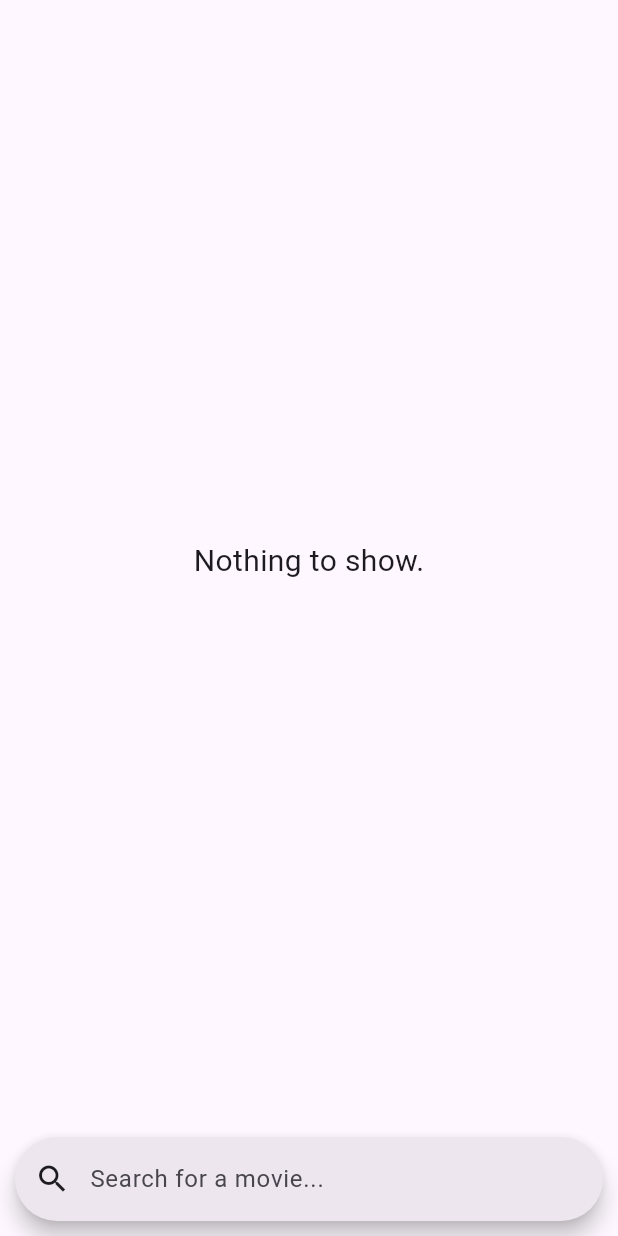
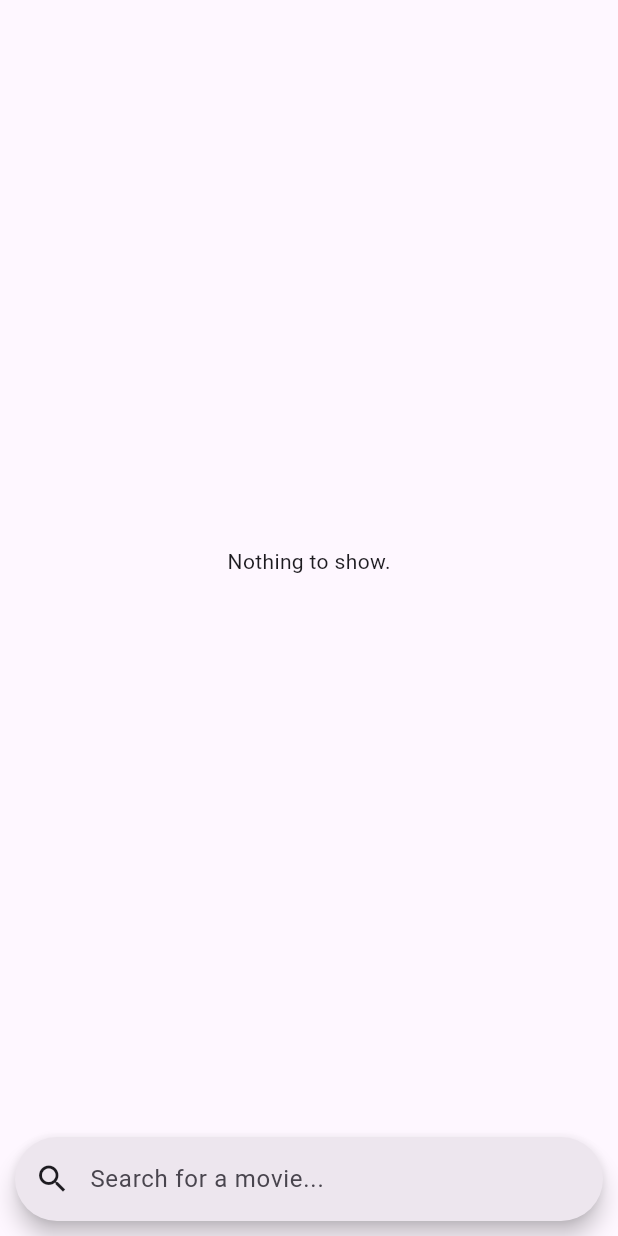
Before and after one commit to JahdahThelen/meticulo, a Flutter app: the screen it shows after launch, on a phone screen of 412 x 824 dp. Run offline on Flutter 3.47's test engine with Material 3 defaults, Android fonts, the phone set to English and light mode, and no system bars; our stand-ins replace dio.

Commit message:
widget refactor

```diff
--- a/lib/api/imdb_api_client.dart
+++ b/lib/api/imdb_api_client.dart
@@ -16,7 +16,7 @@ class ImdbApiClient implements ApiClient {
           .get('http://www.omdbapi.com/?i=tt3896198&apikey=186be766&s=$title');
 
       return _parseResults(response.data as Map);
-    } on Exception catch (e) {
+    } on Exception catch (_) {
       return [];
     }
   }
--- a/lib/page/search.dart
+++ b/lib/page/search.dart
@@ -4,6 +4,8 @@ import 'package:meticulo/widget/dialogs.dart';
 import 'package:meticulo/widget/results_list_view.dart';
 import 'package:meticulo/widget/search_app_bar.dart';
 import 'package:provider/provider.dart';
+
+import '../widget/no_results.dart';
 
 class SearchPage extends StatelessWidget {
   const SearchPage({super.key});
@@ -16,6 +18,7 @@ class SearchPage extends StatelessWidget {
         children: [
           Flexible(
             child: Consumer<ResultProvider>(builder: (context, provider, _) {
+              if (provider.results.isEmpty) return const NoResults();
               return ResultsListView(
                   results: provider.results,
                   onSave: (item) => onSave(context, item),
@@ -31,7 +34,7 @@ class SearchPage extends StatelessWidget {
     );
   }
 
-  void onSave(BuildContext context, ListItem item) {
+  void onSave(BuildContext context, ResultListDTO item) {
     Provider.of<ResultProvider>(context, listen: false).save(item);
   }
 
@@ -39,7 +42,7 @@ class SearchPage extends StatelessWidget {
     Provider.of<ResultProvider>(context, listen: false).search(expression);
   }
 
-  void onRate(BuildContext context, ListItem item) {
+  void onRate(BuildContext context, ResultListDTO item) {
     RatingDialog(context).showRating(
         title: item.result.title,
         rating: item.rating,
@@ -48,8 +51,4 @@ class SearchPage extends StatelessWidget {
               .rate(item, newRating);
         });
   }
-
-/*  void onFilter(BuildContext context) {
-    FilterDialog(context).showFilter(onConfirmation: () => print("FILTER ME"));
-  }*/
 }
--- a/lib/provider/imdb_provider.dart
+++ b/lib/provider/imdb_provider.dart
@@ -28,7 +28,7 @@ class ImdbProvider extends ResultProvider {
   }
 
   @override
-  List<ListItem> get results {
+  List<ResultListDTO> get results {
     switch (_resultsType) {
       case ResultsType.searched:
         return searchResults;
@@ -39,20 +39,20 @@ class ImdbProvider extends ResultProvider {
     }
   }
 
-  List<ListItem> get searchResults => _searchResults
-      .map((result) => ListItem(
+  List<ResultListDTO> get searchResults => _searchResults
+      .map((result) => ResultListDTO(
           result: result,
           isSaved: _savedResults.contains(result),
           rating: _ratedResults[result] ?? 0))
       .toList(growable: false);
 
-  List<ListItem> get savedResults => _savedResults
-      .map((result) => ListItem(
+  List<ResultListDTO> get savedResults => _savedResults
+      .map((result) => ResultListDTO(
           result: result, isSaved: true, rating: _ratedResults[result] ?? 0))
       .toList(growable: false);
 
-  List<ListItem> get ratedResults => _ratedResults.entries
-      .map((entry) => ListItem(
+  List<ResultListDTO> get ratedResults => _ratedResults.entries
+      .map((entry) => ResultListDTO(
           result: entry.key,
           isSaved: _savedResults.contains(entry.key),
           rating: entry.value))
@@ -72,7 +72,7 @@ class ImdbProvider extends ResultProvider {
   }
 
   @override
-  void save(ListItem item) {
+  void save(ResultListDTO item) {
     Result result = item.result;
     if (_savedResults.contains(result)) {
       _savedResults.remove(result);
@@ -89,7 +89,7 @@ class ImdbProvider extends ResultProvider {
   }
 
   @override
-  void rate(ListItem item, int newRating) {
+  void rate(ResultListDTO item, int newRating) {
     _ratedResults.update(
       item.result,
       (rating) => rating = newRating,
--- a/lib/provider/result_provider.dart
+++ b/lib/provider/result_provider.dart
@@ -3,11 +3,11 @@ import 'package:flutter/material.dart';
 import '../widget/results_list_view.dart';
 
 abstract class ResultProvider extends ChangeNotifier {
-  List<ListItem> get results;
+  List<ResultListDTO> get results;
 
   Future<void> search(String expression);
 
-  void save(ListItem item);
+  void save(ResultListDTO item);
 
-  void rate(ListItem item, int newRating);
+  void rate(ResultListDTO item, int newRating);
 }
--- /dev/null
+++ b/lib/widget/icons.dart
@@ -0,0 +1,27 @@
+import 'package:flutter/material.dart';
+
+class CustomIcon extends StatelessWidget {
+  final Icon icon;
+
+  const CustomIcon({super.key, required this.icon});
+
+  @override
+  Widget build(BuildContext context) => icon;
+
+  const CustomIcon.empty({super.key})
+      : icon = const Icon(Icons.cancel_outlined, color: Colors.transparent);
+
+  const CustomIcon.cancel({super.key})
+      : icon = const Icon(Icons.cancel_outlined, size: 40);
+
+  const CustomIcon.confirm({super.key})
+      : icon = const Icon(Icons.check_circle_outline, size: 40);
+
+  const CustomIcon.rating({super.key, required bool selected})
+      : icon =
+            selected ? const Icon(Icons.star) : const Icon(Icons.star_border);
+
+  const CustomIcon.saved({super.key}) : icon = const Icon(Icons.bookmark);
+
+  const CustomIcon.search({super.key}) : icon = const Icon(Icons.search);
+}
--- /dev/null
+++ b/lib/widget/no_results.dart
@@ -0,0 +1,12 @@
+import 'package:flutter/material.dart';
+
+class NoResults extends StatelessWidget {
+  final String text = "Nothing to show.";
+
+  const NoResults({super.key});
+
+  @override
+  Widget build(BuildContext context) {
+    return Center(child: Text(text));
+  }
+}
--- a/lib/widget/results_list_view.dart
+++ b/lib/widget/results_list_view.dart
@@ -1,11 +1,13 @@
 import 'package:flutter/material.dart';
 
 import '../model/result.dart';
+import 'icons.dart';
+import 'rating_rows.dart';
 
 class ResultsListView extends StatelessWidget {
-  final List<ListItem> results;
-  final void Function(ListItem) onSave;
-  final void Function(ListItem) onRate;
+  final List<ResultListDTO> results;
+  final void Function(ResultListDTO) onSave;
+  final void Function(ResultListDTO) onRate;
 
   const ResultsListView(
       {super.key,
@@ -15,32 +17,18 @@ class ResultsListView extends StatelessWidget {
 
   @override
   Widget build(BuildContext context) {
-    if (results.isEmpty) {
-      return const Center(
-          child: Text("Nothing to show.", style: TextStyle(fontSize: 20)));
-    }
-
     return ListView.separated(
       reverse: true,
       itemBuilder: (context, index) {
-        ListItem item = results[index];
+        ResultListDTO item = results[index];
         return ListTile(
           title: Text(item.result.title),
           onTap: () => onSave(item),
           onLongPress: () => onRate(item),
-          leading: Icon(
-            Icons.bookmark,
-            color: item.isSaved ? Colors.black54 : Colors.transparent,
-          ),
-          subtitle: item.rating == 0
-              ? null
-              : Row(
-                  children: [
-                    for (var i = 0; i < 5; i++)
-                      Icon(i < item.rating ? Icons.star : Icons.star_border,
-                          color: Colors.black45)
-                  ],
-                ),
+          leading: item.isSaved
+              ? const CustomIcon.saved()
+              : const CustomIcon.empty(),
+          subtitle: item.rating > 0 ? RatingIconRow(rating: item.rating) : null,
         );
       },
       separatorBuilder: (context, index) => const Divider(),
@@ -50,10 +38,11 @@ class ResultsListView extends StatelessWidget {
   }
 }
 
-class ListItem {
+class ResultListDTO {
   final Result result;
   final bool isSaved;
   final int rating;
 
-  ListItem({required this.result, required this.isSaved, required this.rating});
+  ResultListDTO(
+      {required this.result, required this.isSaved, required this.rating});
 }
--- a/lib/widget/search_app_bar.dart
+++ b/lib/widget/search_app_bar.dart
@@ -1,11 +1,13 @@
 import 'package:flutter/material.dart';
-import 'package:meticulo/widget/buttons.dart';
+
+import 'icons.dart';
 
 class SearchAppBar extends StatelessWidget {
+  final String hintText = "Search for a movie...";
+
   final void Function(String)? onSearch;
-  final void Function()? onFilter;
 
-  const SearchAppBar({super.key, this.onSearch, this.onFilter});
+  const SearchAppBar({super.key, this.onSearch});
 
   @override
   Widget build(BuildContext context) {
@@ -18,23 +20,16 @@ class SearchAppBar extends StatelessWidget {
                 builder: (BuildContext context, SearchController controller) {
                   return SearchBar(
                     controller: controller,
-                    hintText: "Search for a movie...",
+                    hintText: hintText,
                     onSubmitted: onSearch,
                     leading: const Padding(
                       padding: EdgeInsets.all(5),
-                      child: Icon(Icons.search),
+                      child: CustomIcon.search(),
                     ),
                   );
                 },
                 suggestionsBuilder: (_, __) => []),
           ),
-          if (onFilter != null)
-            Padding(
-              padding: const EdgeInsets.symmetric(horizontal: 5),
-              child: CustomIconButton.filter(
-                onPressed: onFilter,
-              ),
-            ),
         ],
       ),
     );
```
Also changed, not shown: lib/widget/buttons.dart (+8 -18 lines), lib/widget/dialogs.dart (+5 -47 lines), lib/widget/rating_rows.dart (added, +38 -0 lines).
